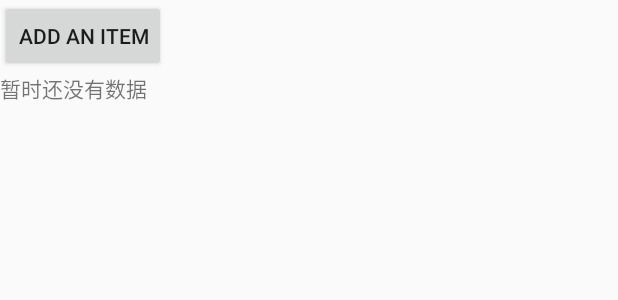
After one commit to mingzi12/UITest, an Android app: the layout activity_update_list_view.xml on its own in the app's theme, with its tools: preview values and no code run, on a phone screen of 412 x 824 dp. The commit adds this screen. Shown: the top 300 px of the screen. Run offline under Robolectric (Android 15) with nearby library versions, the phone set to English and light mode, and no system bars.

Commit message:
测试如何更新ListVi

```diff
--- a/app/src/main/AndroidManifest.xml
+++ b/app/src/main/AndroidManifest.xml
@@ -29,6 +29,10 @@
         <activity
             android:name=".BaseAdapterActivity"
             android:label="@string/title_activity_base_adapter"
+            android:theme="@style/AppTheme.NoActionBar" />
+        <activity
+            android:name=".UpdateListViewActivity"
+            android:label="@string/title_activity_update_list_view"
             android:theme="@style/AppTheme.NoActionBar"></activity>
     </application>
 
--- a/app/src/main/java/com/mingzi/uitest/AnimalAdapter.java
+++ b/app/src/main/java/com/mingzi/uitest/AnimalAdapter.java
@@ -42,10 +42,9 @@ public class AnimalAdapter extends BaseAdapter {
     public View getView(int position, View convertView, ViewGroup parent) {
         ViewHolder mViewHolder=null;
         if (convertView==null) {
-            convertView = LayoutInflater.from(mContext).inflate(R.layout.item_list_animal,
-                    parent, false);
+            LayoutInflater mLayoutInflater = LayoutInflater.from(mContext);
+            convertView = mLayoutInflater.inflate(R.layout.item_list_animal, parent, false);
             mViewHolder=new ViewHolder();
-
             mViewHolder.img_icon  = (ImageView) convertView.findViewById(R.id.img_icon);
             mViewHolder.txt_aName = (TextView) convertView.findViewById(R.id.txt_aName);
             mViewHolder.txt_aSpeak = (TextView) convertView.findViewById(R.id.txt_aSpeak);
--- a/app/src/main/res/layout/activity_main.xml
+++ b/app/src/main/res/layout/activity_main.xml
@@ -40,4 +40,10 @@
         android:layout_height="wrap_content"
         android:textAllCaps="false"
         android:text="BaseAdapter"/>
+    <Button
+        android:id="@+id/mUpdateAdapter"
+        android:layout_width="wrap_content"
+        android:layout_height="wrap_content"
+        android:textAllCaps="false"
+        android:text="更新适配器"/>
 </LinearLayout>
--- /dev/null
+++ b/app/src/main/res/layout/activity_update_list_view.xml
@@ -0,0 +1,23 @@
+<?xml version="1.0" encoding="utf-8"?>
+<LinearLayout xmlns:android="http://schemas.android.com/apk/res/android"
+    xmlns:tools="http://schemas.android.com/tools"
+    android:layout_width="match_parent"
+    android:layout_height="match_parent"
+    android:orientation="vertical"
+    tools:context="com.mingzi.uitest.UpdateListViewActivity">
+    <Button
+        android:id="@+id/addItembtn"
+        android:layout_width="wrap_content"
+        android:layout_height="wrap_content"
+        android:text="Add an Item"/>
+    <ListView
+        android:id="@+id/updateListView"
+        android:layout_width="match_parent"
+        android:layout_height="wrap_content">
+    </ListView>
+    <TextView
+        android:id="@+id/noData"
+        android:layout_width="match_parent"
+        android:layout_height="30dp"
+        android:text="暂时还没有数据"/>
+</LinearLayout>
--- a/app/src/main/res/values/strings.xml
+++ b/app/src/main/res/values/strings.xml
@@ -4,4 +4,5 @@
     <string name="title_activity_adapter">AdapterActivity</string>
     <string name="title_activity_simple_adapter">SimpleAdapterActivity</string>
     <string name="title_activity_base_adapter">BaseAdapterActivity</string>
+    <string name="title_activity_update_list_view">UpdateListViewActivity</string>
 </resources>
```
Also changed, not shown: app/src/main/java/com/mingzi/uitest/Data.java (added, +31 -0 lines), app/src/main/java/com/mingzi/uitest/MainActivity.java (+12 -0 lines), app/src/main/java/com/mingzi/uitest/UpdateAdapter.java (added, +71 -0 lines), app/src/main/java/com/mingzi/uitest/UpdateListViewActivity.java (added, +44 -0 lines), app/src/main/res/layout/content_update_list_view.xml (added, +10 -0 lines), app/src/main/res/layout/update_list_item.xml (added, +15 -0 lines), 1 other file.
